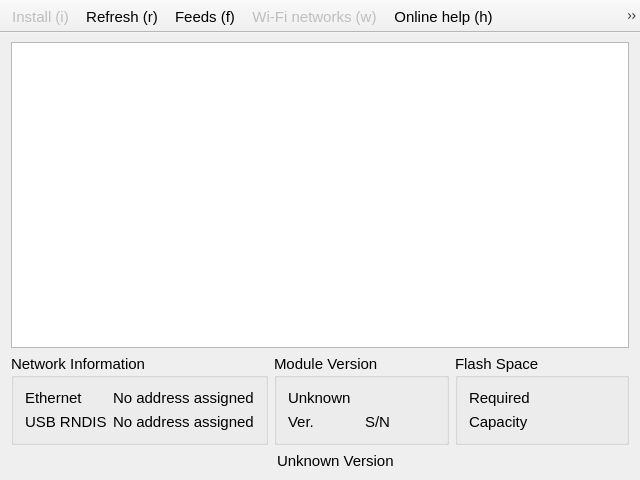
Old version of the form mainwindow.ui in the repository toradex/qt-tezi.
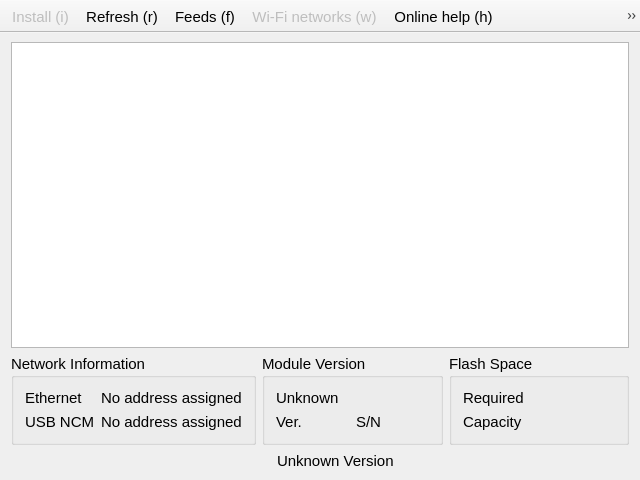
New version of the form. Icons and pictures are not drawn. Custom widgets are drawn as their Qt base class.

Commit message:
treewide: rename rndis with ncm
We move from the deprecated RNDIS (IP over USB) protocol to NCM.

Related-to: TEI-1061

What changed in the file:
```diff
--- a/mainwindow.ui
+++ b/mainwindow.ui
@@ -89,7 +89,7 @@
               </sizepolicy>
              </property>
              <property name="text">
-              <string>USB RNDIS</string>
+              <string>USB NCM</string>
              </property>
             </widget>
            </item>
```
Left out of the diff: 12 changed lines with no effect on the pictures. The commit also changes 10 other files.
